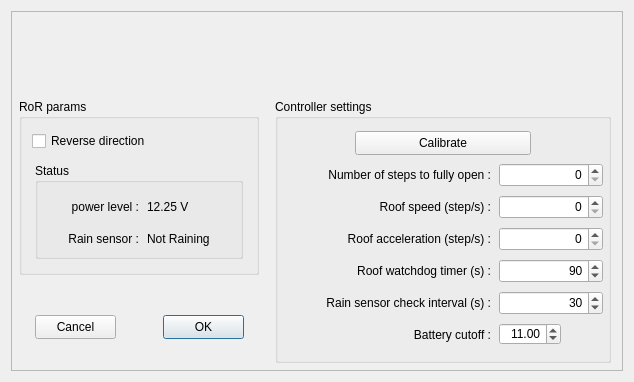
The window that RTI-RoR.ui (rpineau/RTI-RoR) describes before a commit, drawn with Qt 5.
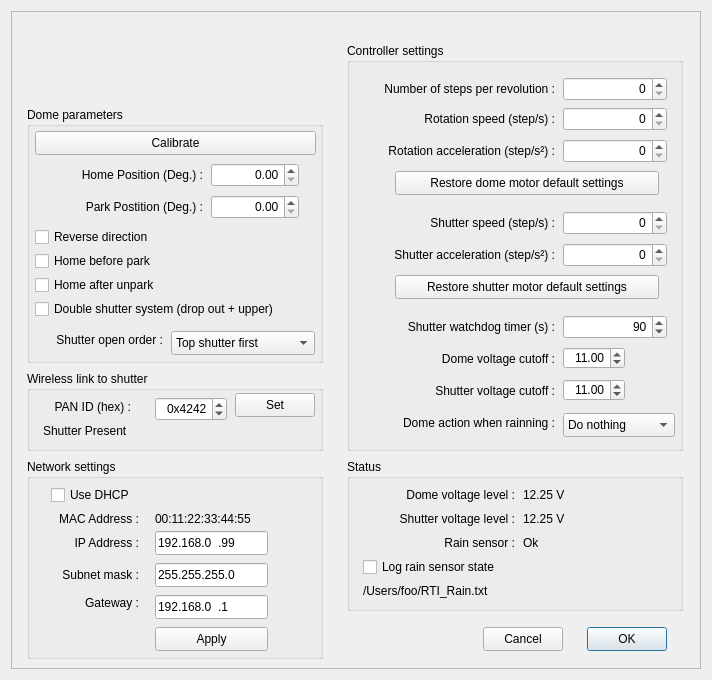
The same window after the commit. Icons and pictures are not drawn. Custom widgets are drawn as their Qt base class.

Commit message: Re-base the code with the dome code

The edit to the form file:
```diff
--- a/RTI-RoR.ui
+++ b/RTI-RoR.ui
@@ -6,24 +6,24 @@
    <rect>
     <x>0</x>
     <y>0</y>
-    <width>634</width>
-    <height>382</height>
+    <width>712</width>
+    <height>680</height>
    </rect>
   </property>
   <property name="minimumSize">
    <size>
-    <width>634</width>
-    <height>382</height>
+    <width>712</width>
+    <height>680</height>
    </size>
   </property>
   <property name="maximumSize">
    <size>
-    <width>634</width>
-    <height>382</height>
+    <width>712</width>
+    <height>680</height>
    </size>
   </property>
   <property name="windowTitle">
-   <string>RTI RoR controller settings</string>
+   <string>RTI-Zone Dome controller settings</string>
   </property>
   <layout class="QVBoxLayout" name="verticalLayout_5">
    <item>
@@ -52,23 +52,49 @@
      <property name="SerialPortName" stdset="0">
       <string/>
      </property>
-     <widget class="QGroupBox" name="MaxDomeIIParams">
+     <widget class="QGroupBox" name="DomeParams">
       <property name="geometry">
        <rect>
-        <x>8</x>
-        <y>88</y>
-        <width>240</width>
-        <height>176</height>
+        <x>16</x>
+        <y>96</y>
+        <width>296</width>
+        <height>256</height>
        </rect>
       </property>
       <property name="title">
-       <string>RoR params</string>
+       <string>Dome parameters</string>
       </property>
+      <widget class="QCheckBox" name="homeOnUnpark">
+       <property name="geometry">
+        <rect>
+         <x>8</x>
+         <y>168</y>
+         <width>140</width>
+         <height>20</height>
+        </rect>
+       </property>
+       <property name="text">
+        <string>Home after unpark</string>
+       </property>
+      </widget>
+      <widget class="QPushButton" name="pushButton">
+       <property name="geometry">
+        <rect>
+         <x>8</x>
+         <y>24</y>
+         <width>281</width>
+         <height>24</height>
+        </rect>
+       </property>
+       <property name="text">
+        <string>Calibrate</string>
+       </property>
+      </widget>
       <widget class="QCheckBox" name="needReverse">
        <property name="geometry">
         <rect>
-         <x>13</x>
-         <y>32</y>
+         <x>8</x>
+         <y>120</y>
          <width>132</width>
          <height>20</height>
         </rect>
@@ -77,101 +103,188 @@
         <string>Reverse direction</string>
        </property>
       </widget>
-      <widget class="QGroupBox" name="groupBox_2">
+      <widget class="QCheckBox" name="homeOnPark">
+       <property name="geometry">
+        <rect>
+         <x>8</x>
+         <y>144</y>
+         <width>136</width>
+         <height>20</height>
+        </rect>
+       </property>
+       <property name="text">
+        <string>Home before park</string>
+       </property>
+      </widget>
+      <widget class="QLabel" name="label_2">
        <property name="geometry">
         <rect>
          <x>16</x>
-         <y>64</y>
-         <width>208</width>
-         <height>96</height>
+         <y>56</y>
+         <width>160</width>
+         <height>24</height>
         </rect>
        </property>
-       <property name="title">
-        <string>Status</string>
+       <property name="text">
+        <string>Home Position (Deg.) :</string>
        </property>
-       <widget class="QLabel" name="rainStatus">
-        <property name="geometry">
-         <rect>
-          <x>112</x>
-          <y>64</y>
-          <width>88</width>
-          <height>24</height>
-         </rect>
-        </property>
+       <property name="alignment">
+        <set>Qt::AlignRight|Qt::AlignTrailing|Qt::AlignVCenter</set>
+       </property>
+      </widget>
+      <widget class="QDoubleSpinBox" name="homePosition">
+       <property name="geometry">
+        <rect>
+         <x>184</x>
+         <y>56</y>
+         <width>88</width>
+         <height>24</height>
+        </rect>
+       </property>
+       <property name="alignment">
+        <set>Qt::AlignRight|Qt::AlignTrailing|Qt::AlignVCenter</set>
+       </property>
+       <property name="maximum">
+        <double>359.990000000000009</double>
+       </property>
+      </widget>
+      <widget class="QLabel" name="label_3">
+       <property name="geometry">
+        <rect>
+         <x>32</x>
+         <y>88</y>
+         <width>144</width>
+         <height>24</height>
+        </rect>
+       </property>
+       <property name="text">
+        <string>Park Postition (Deg.) :</string>
+       </property>
+       <property name="alignment">
+        <set>Qt::AlignRight|Qt::AlignTrailing|Qt::AlignVCenter</set>
+       </property>
+      </widget>
+      <widget class="QDoubleSpinBox" name="parkPosition">
+       <property name="geometry">
+        <rect>
+         <x>184</x>
+         <y>88</y>
+         <width>88</width>
+         <height>24</height>
+        </rect>
+       </property>
+       <property name="alignment">
+        <set>Qt::AlignRight|Qt::AlignTrailing|Qt::AlignVCenter</set>
+       </property>
+       <property name="maximum">
+        <double>359.990000000000009</double>
+       </property>
+      </widget>
+      <widget class="QCheckBox" name="checkBox_3">
+       <property name="geometry">
+        <rect>
+         <x>8</x>
+         <y>192</y>
+         <width>280</width>
+         <height>20</height>
+        </rect>
+       </property>
+       <property name="text">
+        <string>Double shutter system (drop out + upper)</string>
+       </property>
+      </widget>
+      <widget class="QComboBox" name="comboBox_2">
+       <property name="geometry">
+        <rect>
+         <x>144</x>
+         <y>224</y>
+         <width>144</width>
+         <height>24</height>
+        </rect>
+       </property>
+       <item>
         <property name="text">
-         <string>Not Raining</string>
+         <string>Top shutter first</string>
         </property>
-       </widget>
-       <widget class="QLabel" name="shutterBatteryLevel">
-        <property name="geometry">
-         <rect>
-          <x>112</x>
-          <y>32</y>
-          <width>64</width>
-          <height>24</height>
-         </rect>
-        </property>
+       </item>
+       <item>
         <property name="text">
-         <string>12.25 V</string>
+         <string>Drop out first</string>
         </property>
-       </widget>
-       <widget class="QLabel" name="label_8">
-        <property name="geometry">
-         <rect>
-          <x>16</x>
-          <y>64</y>
-          <width>88</width>
-          <height>24</height>
-         </rect>
-        </property>
-        <property name="text">
-         <string>Rain sensor :</string>
-        </property>
-        <property name="alignment">
-         <set>Qt::AlignRight|Qt::AlignTrailing|Qt::AlignVCenter</set>
-        </property>
-       </widget>
-       <widget class="QLabel" name="label_5">
-        <property name="geometry">
-         <rect>
-          <x>0</x>
-          <y>32</y>
-          <width>104</width>
-          <height>24</height>
-         </rect>
-        </property>
-        <property name="text">
-         <string>power level :</string>
-        </property>
-        <property name="alignment">
-         <set>Qt::AlignRight|Qt::AlignTrailing|Qt::AlignVCenter</set>
-        </property>
-       </widget>
+       </item>
+      </widget>
+      <widget class="QLabel" name="label_18">
+       <property name="geometry">
+        <rect>
+         <x>8</x>
+         <y>221</y>
+         <width>128</width>
+         <height>24</height>
+        </rect>
+       </property>
+       <property name="text">
+        <string>Shutter open order :</string>
+       </property>
+       <property name="alignment">
+        <set>Qt::AlignRight|Qt::AlignTrailing|Qt::AlignVCenter</set>
+       </property>
       </widget>
      </widget>
-     <widget class="QGroupBox" name="groupBox">
+     <widget class="QGroupBox" name="ControllerParams">
       <property name="geometry">
        <rect>
-        <x>264</x>
-        <y>88</y>
+        <x>336</x>
+        <y>32</y>
         <width>336</width>
-        <height>264</height>
+        <height>408</height>
        </rect>
       </property>
       <property name="title">
        <string>Controller settings</string>
       </property>
+      <widget class="QLabel" name="label_13">
+       <property name="geometry">
+        <rect>
+         <x>56</x>
+         <y>304</y>
+         <width>152</width>
+         <height>24</height>
+        </rect>
+       </property>
+       <property name="text">
+        <string>Dome voltage cutoff :</string>
+       </property>
+       <property name="alignment">
+        <set>Qt::AlignRight|Qt::AlignTrailing|Qt::AlignVCenter</set>
+       </property>
+      </widget>
+      <widget class="QDoubleSpinBox" name="lowRotBatCutOff">
+       <property name="geometry">
+        <rect>
+         <x>216</x>
+         <y>304</y>
+         <width>62</width>
+         <height>22</height>
+        </rect>
+       </property>
+       <property name="alignment">
+        <set>Qt::AlignRight|Qt::AlignTrailing|Qt::AlignVCenter</set>
+       </property>
+       <property name="value">
+        <double>11.000000000000000</double>
+       </property>
+      </widget>
       <widget class="QLabel" name="label_14">
        <property name="geometry">
         <rect>
-         <x>64</x>
-         <y>224</y>
+         <x>56</x>
+         <y>336</y>
          <width>152</width>
          <height>24</height>
         </rect>
        </property>
        <property name="text">
-        <string>Battery cutoff :</string>
+        <string>Shutter voltage cutoff :</string>
        </property>
        <property name="alignment">
         <set>Qt::AlignRight|Qt::AlignTrailing|Qt::AlignVCenter</set>
@@ -180,8 +293,8 @@
       <widget class="QDoubleSpinBox" name="lowShutBatCutOff">
        <property name="geometry">
         <rect>
-         <x>224</x>
-         <y>224</y>
+         <x>216</x>
+         <y>336</y>
          <width>62</width>
          <height>22</height>
         </rect>
@@ -193,27 +306,107 @@
         <double>11.000000000000000</double>
        </property>
       </widget>
+      <widget class="QLabel" name="label_9">
+       <property name="geometry">
+        <rect>
+         <x>48</x>
+         <y>64</y>
+         <width>160</width>
+         <height>24</height>
+        </rect>
+       </property>
+       <property name="text">
+        <string>Rotation speed (step/s) :</string>
+       </property>
+       <property name="alignment">
+        <set>Qt::AlignRight|Qt::AlignTrailing|Qt::AlignVCenter</set>
+       </property>
+      </widget>
+      <widget class="QSpinBox" name="rotationSpeed">
+       <property name="geometry">
+        <rect>
+         <x>216</x>
+         <y>64</y>
+         <width>104</width>
+         <height>24</height>
+        </rect>
+       </property>
+       <property name="alignment">
+        <set>Qt::AlignRight|Qt::AlignTrailing|Qt::AlignVCenter</set>
+       </property>
+       <property name="maximum">
+        <number>10000</number>
+       </property>
+      </widget>
+      <widget class="QSpinBox" name="rotationAcceletation">
+       <property name="geometry">
+        <rect>
+         <x>216</x>
+         <y>96</y>
+         <width>104</width>
+         <height>24</height>
+        </rect>
+       </property>
+       <property name="alignment">
+        <set>Qt::AlignRight|Qt::AlignTrailing|Qt::AlignVCenter</set>
+       </property>
+       <property name="maximum">
+        <number>999999999</number>
+       </property>
+      </widget>
+      <widget class="QLabel" name="label_10">
+       <property name="geometry">
+        <rect>
+         <x>8</x>
+         <y>96</y>
+         <width>200</width>
+         <height>24</height>
+        </rect>
+       </property>
+       <property name="text">
+        <string>Rotation acceleration (step/s²) :</string>
+       </property>
+       <property name="alignment">
+        <set>Qt::AlignRight|Qt::AlignTrailing|Qt::AlignVCenter</set>
+       </property>
+      </widget>
       <widget class="QLabel" name="label">
        <property name="geometry">
         <rect>
          <x>8</x>
-         <y>64</y>
-         <width>208</width>
+         <y>34</y>
+         <width>200</width>
          <height>24</height>
         </rect>
        </property>
        <property name="text">
-        <string>Number of steps to fully open :</string>
+        <string>Number of steps per revolution :</string>
        </property>
        <property name="alignment">
         <set>Qt::AlignRight|Qt::AlignTrailing|Qt::AlignVCenter</set>
        </property>
       </widget>
+      <widget class="QSpinBox" name="ticksPerRev">
+       <property name="geometry">
+        <rect>
+         <x>216</x>
+         <y>34</y>
+         <width>104</width>
+         <height>24</height>
+        </rect>
+       </property>
+       <property name="alignment">
+        <set>Qt::AlignRight|Qt::AlignTrailing|Qt::AlignVCenter</set>
+       </property>
+       <property name="maximum">
+        <number>999999999</number>
+       </property>
+      </widget>
       <widget class="QSpinBox" name="shutterAcceleration">
        <property name="geometry">
         <rect>
-         <x>224</x>
-         <y>128</y>
+         <x>216</x>
+         <y>200</y>
          <width>104</width>
          <height>24</height>
         </rect>
@@ -228,14 +421,14 @@
       <widget class="QLabel" name="label_12">
        <property name="geometry">
         <rect>
-         <x>16</x>
-         <y>128</y>
+         <x>8</x>
+         <y>200</y>
          <width>200</width>
          <height>24</height>
         </rect>
        </property>
        <property name="text">
-        <string>Roof acceleration (step/s) :</string>
+        <string>Shutter acceleration (step/s²) :</string>
        </property>
        <property name="alignment">
         <set>Qt::AlignRight|Qt::AlignTrailing|Qt::AlignVCenter</set>
@@ -244,14 +437,14 @@
       <widget class="QLabel" name="label_11">
        <property name="geometry">
         <rect>
-         <x>56</x>
-         <y>96</y>
+         <x>48</x>
+         <y>168</y>
          <width>160</width>
          <height>24</height>
         </rect>
        </property>
        <property name="text">
-        <string>Roof speed (step/s) :</string>
+        <string>Shutter speed (step/s) :</string>
        </property>
        <property name="alignment">
         <set>Qt::AlignRight|Qt::AlignTrailing|Qt::AlignVCenter</set>
@@ -260,8 +453,8 @@
       <widget class="QSpinBox" name="shutterSpeed">
        <property name="geometry">
         <rect>
-         <x>224</x>
-         <y>96</y>
+         <x>216</x>
+         <y>168</y>
          <width>104</width>
          <height>24</height>
         </rect>
@@ -270,20 +463,20 @@
         <set>Qt::AlignRight|Qt::AlignTrailing|Qt::AlignVCenter</set>
        </property>
        <property name="maximum">
-        <number>999999999</number>
+        <number>10000</number>
        </property>
       </widget>
       <widget class="QLabel" name="label_15">
        <property name="geometry">
         <rect>
-         <x>16</x>
-         <y>160</y>
+         <x>8</x>
+         <y>272</y>
          <width>200</width>
          <height>24</height>
         </rect>
        </property>
        <property name="text">
-        <string>Roof watchdog timer (s) :</string>
+        <string>Shutter watchdog timer (s) :</string>
        </property>
        <property name="alignment">
         <set>Qt::AlignRight|Qt::AlignTrailing|Qt::AlignVCenter</set>
@@ -292,8 +485,8 @@
       <widget class="QSpinBox" name="shutterWatchdog">
        <property name="geometry">
         <rect>
-         <x>224</x>
-         <y>160</y>
+         <x>216</x>
+         <y>272</y>
          <width>104</width>
          <height>24</height>
         </rect>
@@ -311,80 +504,80 @@
         <number>90</number>
        </property>
       </widget>
-      <widget class="QLabel" name="label_16">
+      <widget class="QPushButton" name="pushButton_3">
        <property name="geometry">
         <rect>
-         <x>16</x>
-         <y>192</y>
-         <width>200</width>
+         <x>48</x>
+         <y>128</y>
+         <width>264</width>
          <height>24</height>
         </rect>
        </property>
        <property name="text">
-        <string>Rain sensor check interval (s) :</string>
+        <string>Restore dome motor default settings</string>
        </property>
-       <property name="alignment">
-        <set>Qt::AlignRight|Qt::AlignTrailing|Qt::AlignVCenter</set>
-       </property>
       </widget>
-      <widget class="QSpinBox" name="rainCheckInterval">
+      <widget class="QPushButton" name="pushButton_4">
        <property name="geometry">
         <rect>
-         <x>224</x>
-         <y>192</y>
-         <width>104</width>
+         <x>48</x>
+         <y>232</y>
+         <width>264</width>
          <height>24</height>
         </rect>
        </property>
-       <property name="alignment">
-        <set>Qt::AlignRight|Qt::AlignTrailing|Qt::AlignVCenter</set>
+       <property name="text">
+        <string>Restore shutter motor default settings</string>
        </property>
-       <property name="minimum">
-        <number>0</number>
-       </property>
-       <property name="maximum">
-        <number>300</number>
-       </property>
-       <property name="value">
-        <number>30</number>
-       </property>
       </widget>
-      <widget class="QSpinBox" name="ticksPerStroke">
+      <widget class="QComboBox" name="comboBox">
        <property name="geometry">
         <rect>
-         <x>224</x>
-         <y>64</y>
-         <width>104</width>
+         <x>216</x>
+         <y>370</y>
+         <width>112</width>
          <height>24</height>
         </rect>
        </property>
-       <property name="alignment">
-        <set>Qt::AlignRight|Qt::AlignTrailing|Qt::AlignVCenter</set>
-       </property>
-       <property name="maximum">
-        <number>999999999</number>
-       </property>
+       <item>
+        <property name="text">
+         <string>Do nothing</string>
+        </property>
+       </item>
+       <item>
+        <property name="text">
+         <string>Home dome</string>
+        </property>
+       </item>
+       <item>
+        <property name="text">
+         <string>Park Dome</string>
+        </property>
+       </item>
       </widget>
-      <widget class="QPushButton" name="pushButton">
+      <widget class="QLabel" name="label_17">
        <property name="geometry">
         <rect>
-         <x>80</x>
-         <y>32</y>
-         <width>176</width>
+         <x>24</x>
+         <y>368</y>
+         <width>184</width>
          <height>24</height>
         </rect>
        </property>
        <property name="text">
-        <string>Calibrate</string>
+        <string>Dome action when rainning :</string>
+       </property>
+       <property name="alignment">
+        <set>Qt::AlignRight|Qt::AlignTrailing|Qt::AlignVCenter</set>
        </property>
       </widget>
      </widget>
      <widget class="QLabel" name="label_logo">
       <property name="geometry">
        <rect>
-        <x>160</x>
-        <y>0</y>
-        <width>297</width>
+        <x>16</x>
+        <y>8</y>
+        <width>298</width>
         <height>80</height>
        </rect>
       </property>
@@ -404,9 +597,9 @@
      <widget class="QPushButton" name="pushButtonCancel">
       <property name="geometry">
        <rect>
-        <x>24</x>
-        <y>304</y>
-        <width>81</width>
+        <x>472</x>
+        <y>616</y>
+        <width>80</width>
         <height>24</height>
        </rect>
       </property>
@@ -417,9 +610,9 @@
      <widget class="QPushButton" name="pushButtonOK">
       <property name="geometry">
        <rect>
-        <x>152</x>
-        <y>304</y>
-        <width>81</width>
+        <x>576</x>
+        <y>616</y>
+        <width>80</width>
         <height>24</height>
        </rect>
       </property>
@@ -430,6 +623,394 @@
        <bool>true</bool>
       </property>
      </widget>
+     <widget class="QGroupBox" name="ControllerStatus">
+      <property name="geometry">
+       <rect>
+        <x>336</x>
+        <y>448</y>
+        <width>336</width>
+        <height>152</height>
+       </rect>
+      </property>
+      <property name="title">
+       <string>Status</string>
+      </property>
+      <widget class="QLabel" name="rainStatus">
+       <property name="geometry">
+        <rect>
+         <x>176</x>
+         <y>72</y>
+         <width>96</width>
+         <height>24</height>
+        </rect>
+       </property>
+       <property name="text">
+        <string>Ok</string>
+       </property>
+      </widget>
+      <widget class="QLabel" name="label_7">
+       <property name="geometry">
+        <rect>
+         <x>32</x>
+         <y>24</y>
+         <width>136</width>
+         <height>24</height>
+        </rect>
+       </property>
+       <property name="text">
+        <string>Dome voltage level :</string>
+       </property>
+       <property name="alignment">
+        <set>Qt::AlignRight|Qt::AlignTrailing|Qt::AlignVCenter</set>
+       </property>
+      </widget>
+      <widget class="QLabel" name="shutterBatteryLevel">
+       <property name="geometry">
+        <rect>
+         <x>176</x>
+         <y>48</y>
+         <width>56</width>
+         <height>24</height>
+        </rect>
+       </property>
+       <property name="text">
+        <string>12.25 V</string>
+       </property>
+      </widget>
+      <widget class="QLabel" name="label_8">
+       <property name="geometry">
+        <rect>
+         <x>80</x>
+         <y>72</y>
+         <width>88</width>
+         <height>24</height>
+        </rect>
+       </property>
+       <property name="text">
+        <string>Rain sensor :</string>
+       </property>
+       <property name="alignment">
+        <set>Qt::AlignRight|Qt::AlignTrailing|Qt::AlignVCenter</set>
+       </property>
+      </widget>
+      <widget class="QLabel" name="domeBatteryLevel">
+       <property name="geometry">
+        <rect>
+         <x>176</x>
+         <y>24</y>
+         <width>56</width>
+         <height>24</height>
+        </rect>
+       </property>
+       <property name="text">
+        <string>12.25 V</string>
+       </property>
+       <property name="alignment">
+        <set>Qt::AlignLeading|Qt::AlignLeft|Qt::AlignVCenter</set>
+       </property>
+      </widget>
+      <widget class="QLabel" name="label_5">
+       <property name="geometry">
+        <rect>
+         <x>24</x>
+         <y>48</y>
+         <width>144</width>
+         <height>24</height>
+        </rect>
+       </property>
+       <property name="text">
+        <string>Shutter voltage level :</string>
+       </property>
+       <property name="alignment">
+        <set>Qt::AlignRight|Qt::AlignTrailing|Qt::AlignVCenter</set>
+       </property>
+      </widget>
+      <widget class="QCheckBox" name="checkBox">
+       <property name="geometry">
+        <rect>
+         <x>16</x>
+         <y>96</y>
+         <width>192</width>
+         <height>24</height>
+        </rect>
+       </property>
+       <property name="text">
+        <string>Log rain sensor state</string>
+       </property>
+      </widget>
+      <widget class="QLabel" name="filePath">
+       <property name="geometry">
+        <rect>
+         <x>16</x>
+         <y>120</y>
+         <width>264</width>
+         <height>24</height>
+        </rect>
+       </property>
+       <property name="text">
+        <string>/Users/foo/RTI_Rain.txt</string>
+       </property>
+       <property name="textInteractionFlags">
+        <set>Qt::LinksAccessibleByMouse|Qt::TextSelectableByMouse</set>
+       </property>
+      </widget>
+     </widget>
+     <widget class="QGroupBox" name="PanIDParams">
+      <property name="geometry">
+       <rect>
+        <x>16</x>
+        <y>360</y>
+        <width>296</width>
+        <height>80</height>
+       </rect>
+      </property>
+      <property name="title">
+       <string>Wireless link to shutter</string>
+      </property>
+      <widget class="QLabel" name="label_4">
+       <property name="geometry">
+        <rect>
+         <x>8</x>
+         <y>24</y>
+         <width>96</width>
+         <height>24</height>
+        </rect>
+       </property>
+       <property name="text">
+        <string>PAN ID (hex) :</string>
+       </property>
+       <property name="alignment">
+        <set>Qt::AlignRight|Qt::AlignTrailing|Qt::AlignVCenter</set>
+       </property>
+      </widget>
+      <widget class="QSpinBox" name="panID">
+       <property name="geometry">
+        <rect>
+         <x>128</x>
+         <y>26</y>
+         <width>72</width>
+         <height>24</height>
+        </rect>
+       </property>
+       <property name="alignment">
+        <set>Qt::AlignRight|Qt::AlignTrailing|Qt::AlignVCenter</set>
+       </property>
+       <property name="prefix">
+        <string>0x</string>
+       </property>
+       <property name="maximum">
+        <number>65535</number>
+       </property>
+       <property name="value">
+        <number>16962</number>
+       </property>
+       <property name="displayIntegerBase">
+        <number>16</number>
+       </property>
+      </widget>
+      <widget class="QPushButton" name="pushButton_2">
+       <property name="geometry">
+        <rect>
+         <x>208</x>
+         <y>22</y>
+         <width>80</width>
+         <height>24</height>
+        </rect>
+       </property>
+       <property name="text">
+        <string>Set</string>
+       </property>
+      </widget>
+      <widget class="QLabel" name="shutterPresent">
+       <property name="geometry">
+        <rect>
+         <x>16</x>
+         <y>48</y>
+         <width>192</width>
+         <height>24</height>
+        </rect>
+       </property>
+       <property name="text">
+        <string>Shutter Present</string>
+       </property>
+      </widget>
+     </widget>
+     <widget class="QGroupBox" name="groupBox">
+      <property name="geometry">
+       <rect>
+        <x>16</x>
+        <y>448</y>
+        <width>296</width>
+        <height>200</height>
+       </rect>
+      </property>
+      <property name="title">
+       <string>Network settings</string>
+      </property>
+      <widget class="QLineEdit" name="IPAddress">
+       <property name="geometry">
+        <rect>
+         <x>128</x>
+         <y>72</y>
+         <width>113</width>
+         <height>24</height>
+        </rect>
+       </property>
+       <property name="inputMask">
+        <string>000.000.000.000</string>
+       </property>
+       <property name="text">
+        <string>192.168.0.99</string>
+       </property>
+       <property name="alignment">
+        <set>Qt::AlignLeading|Qt::AlignLeft|Qt::AlignVCenter</set>
+       </property>
+      </widget>
+      <widget class="QLabel" name="label_6">
+       <property name="geometry">
+        <rect>
+         <x>16</x>
+         <y>72</y>
+         <width>96</width>
+         <height>24</height>
+        </rect>
+       </property>
+       <property name="text">
+        <string>IP Address :</string>
+       </property>
+       <property name="alignment">
+        <set>Qt::AlignRight|Qt::AlignTrailing|Qt::AlignVCenter</set>
+       </property>
+      </widget>
+      <widget class="QLabel" name="label_16">
+       <property name="geometry">
+        <rect>
+         <x>16</x>
+         <y>48</y>
+         <width>96</width>
+         <height>24</height>
+        </rect>
+       </property>
+       <property name="text">
+        <string>MAC Address :</string>
+       </property>
+       <property name="alignment">
+        <set>Qt::AlignRight|Qt::AlignTrailing|Qt::AlignVCenter</set>
+       </property>
+      </widget>
+      <widget class="QLabel" name="MACAddress">
+       <property name="geometry">
+        <rect>
+         <x>128</x>
+         <y>48</y>
+         <width>136</width>
+         <height>24</height>
+        </rect>
+       </property>
+       <property name="text">
+        <string>00:11:22:33:44:55</string>
+       </property>
+       <property name="textInteractionFlags">
+        <set>Qt::LinksAccessibleByMouse|Qt::TextSelectableByKeyboard|Qt::TextSelectableByMouse</set>
+       </property>
+      </widget>
+      <widget class="QLabel" name="label_19">
+       <property name="geometry">
+        <rect>
+         <x>16</x>
+         <y>104</y>
+         <width>96</width>
+         <height>24</height>
+        </rect>
+       </property>
+       <property name="text">
+        <string>Subnet mask :</string>
+       </property>
+       <property name="alignment">
+        <set>Qt::AlignRight|Qt::AlignTrailing|Qt::AlignVCenter</set>
+       </property>
+      </widget>
+      <widget class="QLineEdit" name="SubnetMask">
+       <property name="geometry">
+        <rect>
+         <x>128</x>
+         <y>104</y>
+         <width>113</width>
+         <height>24</height>
+        </rect>
+       </property>
+       <property name="inputMask">
+        <string>000.000.000.000</string>
+       </property>
+       <property name="text">
+        <string>255.255.255.0</string>
+       </property>
+       <property name="alignment">
+        <set>Qt::AlignLeading|Qt::AlignLeft|Qt::AlignVCenter</set>
+       </property>
+      </widget>
+      <widget class="QLabel" name="label_20">
+       <property name="geometry">
+        <rect>
+         <x>40</x>
+         <y>136</y>
+         <width>72</width>
+         <height>16</height>
+        </rect>
+       </property>
+       <property name="text">
+        <string>Gateway :</string>
+       </property>
+       <property name="alignment">
+        <set>Qt::AlignRight|Qt::AlignTrailing|Qt::AlignVCenter</set>
+       </property>
+      </widget>
+      <widget class="QLineEdit" name="GatewayIP">
+       <property name="geometry">
+        <rect>
+         <x>128</x>
+         <y>136</y>
+         <width>113</width>
+         <height>24</height>
+        </rect>
+       </property>
+       <property name="inputMask">
+        <string>000.000.000.000</string>
+       </property>
+       <property name="text">
+        <string>192.168.0.1</string>
+       </property>
+       <property name="alignment">
+        <set>Qt::AlignLeading|Qt::AlignLeft|Qt::AlignVCenter</set>
+       </property>
+      </widget>
+      <widget class="QCheckBox" name="checkBox_2">
+       <property name="geometry">
+        <rect>
+         <x>24</x>
+         <y>24</y>
+         <width>96</width>
+         <height>24</height>
+        </rect>
+       </property>
+       <property name="text">
+        <string>Use DHCP</string>
+       </property>
+      </widget>
+      <widget class="QPushButton" name="pushButton_5">
+       <property name="geometry">
+        <rect>
+         <x>128</x>
+         <y>168</y>
+         <width>113</width>
+         <height>24</height>
+        </rect>
+       </property>
+       <property name="text">
+        <string>Apply</string>
+       </property>
+      </widget>
+     </widget>
     </widget>
    </item>
   </layout>
```
The commit also changes 17 other files.
